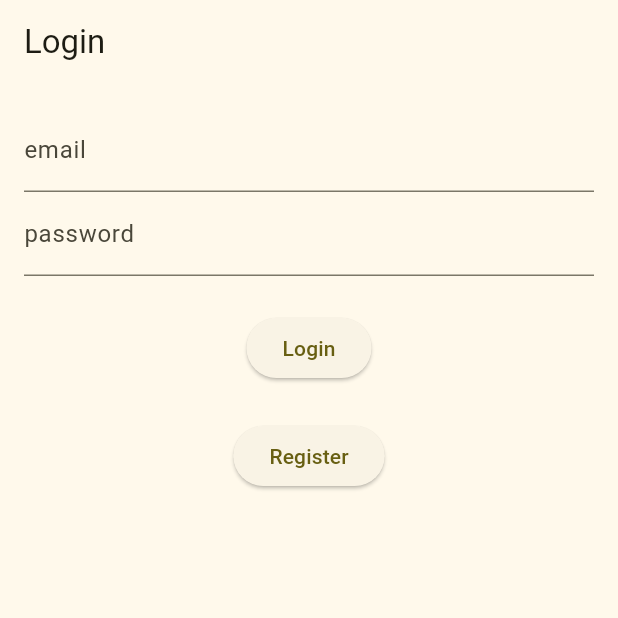
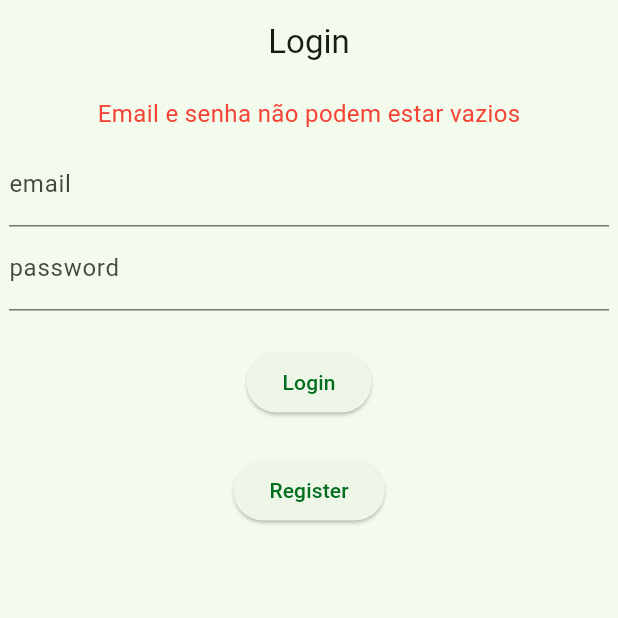
Before and after one commit to Chamonex/PetCare, a Flutter app: the screen it shows after launch, after a tap on "Login", on a phone screen of 412 x 824 dp, the top half of it. Run offline on Flutter 3.47's test engine with Material 3 defaults, Android fonts, the phone set to English and light mode, and no system bars; accounts and stored records are empty.

Commit message:
feat: enhance user registration and login functionality with name field and error handling

```diff
--- a/pet_care/lib/main.dart
+++ b/pet_care/lib/main.dart
@@ -1,9 +1,9 @@
 import 'package:flutter/material.dart';
-import 'package:http/http.dart' as http;
-import 'dart:convert';
-import 'widgets/login_form.dart';
-import 'widgets/register_form.dart';
+import 'package:provider/provider.dart';
 import 'pages/home_page.dart';
+import 'pages/login_page.dart';
+import 'providers/user_provider.dart';
+
 
 void main() {
   runApp(const MyApp());
@@ -15,152 +15,20 @@ class MyApp extends StatelessWidget {
   // This widget is the root of your application.
   @override
   Widget build(BuildContext context) {
-    return MaterialApp(
-      title: 'Pet Care',
-      theme: ThemeData(
-        colorScheme: ColorScheme.fromSeed(seedColor: Colors.yellow),
-      ),
-      routes: {
-        '/home': (context) => const HomePage(),
-      },
-      home: const LoginPage(),
-    );
-  }
-}
-
-class LoginPage extends StatefulWidget {
-  const LoginPage({super.key});
-
-  @override
-  State<LoginPage> createState() {
-    return _LoginPageState();
-  }
-}
-
-class _LoginPageState extends State<LoginPage> {
-  final TextEditingController _emailController = TextEditingController();
-  final TextEditingController _passwordController = TextEditingController();
-  final TextEditingController _confirmPasswordController = TextEditingController();
-
-  bool _showRegisterForm = false;
-
-  @override
-  void initState() {
-    super.initState();
-    _emailController.addListener(() {
-      debugPrint('Current emailss: ${_emailController.text}');
-    });
-    _passwordController.addListener(() {
-      debugPrint('Current passwordss: ${_passwordController.text}');
-    });
-  }
-
-  @override
-  void dispose() {
-    _emailController.dispose();
-    _passwordController.dispose();
-    _confirmPasswordController.dispose();
-    super.dispose();
-  }
-
-  void _changeToRegister() {
-    setState(() {
-      _showRegisterForm = !_showRegisterForm;
-    });
-    _emailController.clear();
-    _passwordController.clear();
-  }
-
-  void _submitRegister() async {
-    final email = _emailController.text;
-    final password = _passwordController.text;
-    final confirmPassword = _confirmPasswordController.text;
-
-    if (password != confirmPassword) {
-      debugPrint('Passwords do not match');
-      return;
-    }
-
-    final response = await http.post(
-      Uri.parse('http://localhost:3000/register'),
-      body: jsonEncode({
-        'email': email,
-        'password': password,
-      }),
-      headers: {'Content-Type': 'application/json'}, // importante para API REST
-    );
-
-    if (response.statusCode == 200) {
-      try {
-        final data = jsonDecode(response.body);
-        debugPrint('Response data: $data');
-      } catch (e) {
-        debugPrint('Erro ao decodificar JSON: $e');
-      }
-    } else {
-      debugPrint('Erro na requisição: ${response.statusCode}');
-      debugPrint('Corpo da resposta: ${response.body}');
-    }
-
-    setState(() {
-      _showRegisterForm = false;
-      _emailController.clear();
-      _passwordController.clear();
-      _confirmPasswordController.clear();
-    });
-  }
-
-  void _submitLogin() async {
-    final email = _emailController.text;
-    final password = _passwordController.text;
-
-    final response = await http.post(
-      Uri.parse('http://localhost:3000/login'),
-      body: jsonEncode({
-        'email': email,
-        'password': password,
-      }),
-      headers: {'Content-Type': 'application/json'}, // importante para API REST
-    );
-
-    if (response.statusCode == 200) {
-      try {
-        final data = jsonDecode(response.body);
-        debugPrint('Response data: $data');
-        Navigator.of(context).pushReplacementNamed('/home');
-      } catch (e) {
-        debugPrint('Erro ao decodificar JSON: $e');
-      }
-    } else {
-      debugPrint('Erro na requisição: ${response.statusCode}');
-      debugPrint('Corpo da resposta: ${response.body}');
-    }
-  }
-
-  @override
-  Widget build(BuildContext context) {
-    return Scaffold(
-      appBar: AppBar(title: Text("Login")),
-      body: Padding(
-        padding: const EdgeInsets.all(16.0),
-        child: Column(
-          children: [
-            if (_showRegisterForm)
-              RegisterForm(
-                emailController: _emailController,
-                passwordController: _passwordController,
-                confirmPasswordController: _confirmPasswordController,
-                onSubmit: _submitRegister,
-              )
-            else
-              LoginForm(
-                emailController: _emailController,
-                passwordController: _passwordController,
-                onSubmit: _submitLogin,
-                changeToRegister: _changeToRegister,
-              ),
-          ],
+    return MultiProvider(
+      providers: [
+        ChangeNotifierProvider(create: (_) => UserProvider()),
+      ],
+      child: MaterialApp(
+        title: 'Pet Care',
+        theme: ThemeData(
+          colorScheme: ColorScheme.fromSeed(seedColor: Colors.green, dynamicSchemeVariant: DynamicSchemeVariant.vibrant),
         ),
+        routes: {
+          '/home': (context) => HomePage(),
+          '/login': (context) => LoginPage()
+        },
+        home: const LoginPage(),
       ),
     );
   }
--- /dev/null
+++ b/pet_care/lib/models/user.dart
@@ -0,0 +1,6 @@
+class User {
+  final String email;
+  final String name;
+
+  User({required this.email, required this.name});
+}
--- /dev/null
+++ b/pet_care/lib/pages/login_page.dart
@@ -0,0 +1,212 @@
+import 'package:flutter/material.dart';
+import 'package:http/http.dart' as http;
+import 'dart:convert';
+import 'package:provider/provider.dart';
+
+import '../widgets/login_form.dart';
+import '../widgets/register_form.dart';
+import '../models/user.dart';
+import '../providers/user_provider.dart';
+
+class LoginPage extends StatefulWidget {
+  const LoginPage({super.key});
+
+  @override
+  State<LoginPage> createState() {
+    return _LoginPageState();
+  }
+}
+
+class _LoginPageState extends State<LoginPage> {
+  final TextEditingController _emailController = TextEditingController();
+  final TextEditingController _passwordController = TextEditingController();
+  final TextEditingController _confirmPasswordController = TextEditingController();
+  final TextEditingController _nameController = TextEditingController();
+  bool _showRegisterForm = false;
+
+  Color errorColor = Colors.red;
+  bool _hasError = false;
+  String _errorMessage = '';
+
+  @override
+  void initState() {
+    super.initState();
+    _emailController.addListener(() {
+      debugPrint('Current email: ${_emailController.text}');
+    });
+    _passwordController.addListener(() {
+      debugPrint('Current passwords: ${_passwordController.text}');
+    });
+    _confirmPasswordController.addListener(() {
+      debugPrint('Current confirm passwords: ${_confirmPasswordController.text}');
+    });
+    _nameController.addListener(() {
+      debugPrint('Current name: ${_nameController.text}');
+    });
+  }
+
+  @override
+  void dispose() {
+    _emailController.dispose();
+    _passwordController.dispose();
+    _confirmPasswordController.dispose();
+    _nameController.dispose();
+    super.dispose();
+  }
+
+  void _changeToRegister() {
+    // efetuei o login e quero mudar para o formulário de registro
+    if (_showRegisterForm) {
+      debugPrint("DEV: Usuário clicou para registrar mas ja estava na página de registro");
+    }
+
+    setState(() {
+      _showRegisterForm = true;
+    });
+    _emailController.clear();
+    _passwordController.clear();
+    _nameController.clear();
+  }
+
+  void makeError(String message) {
+    setState(() {
+      _hasError = true;
+      _errorMessage = message;
+      _emailController.clear();
+      _passwordController.clear();
+      _confirmPasswordController.clear();
+      _nameController.clear();
+    });
+  }
+
+  void _submitRegister() async {
+    final email = _emailController.text;
+    final password = _passwordController.text;
+    final confirmPassword = _confirmPasswordController.text;
+    final name = _nameController.text;
+
+    if (password != confirmPassword) {
+      // As senhas não coincidem
+      makeError('As senhas não coincidem');
+      return;
+    }
+    if (name.isEmpty) {
+      makeError('Nome não pode estar vazio');
+      return;
+    }
+    final response = await http.post(
+      Uri.parse('http://localhost:3000/register'),
+      body: jsonEncode({
+        'email': email,
+        'password': password,
+        'name': name,
+      }),
+      headers: {'Content-Type': 'application/json'}, // importante para API REST
+    );
+
+    if (response.statusCode == 200) {
+      try {
+        final data = jsonDecode(response.body);
+        debugPrint('Usuário registrado com sucesso: $data');
+
+      } catch (e) {
+        debugPrint('Usuário registrado com sucesso, mas erro ao decodificar JSON: $e');
+      }
+    } else {
+      makeError(response.body);
+      return;
+    }
+
+    setState(() {
+      _showRegisterForm = false;
+      _emailController.clear();
+      _passwordController.clear();
+      _confirmPasswordController.clear();
+      _nameController.clear();
+    });
+  }
+
+  void _submitLogin() async {
+    final email = _emailController.text;
+    final password = _passwordController.text;
+
+
+    _emailController.clear();
+    _passwordController.clear();
+    _confirmPasswordController.clear();
+
+    if (email.isEmpty || password.isEmpty) {
+      debugPrint('Email e senha não podem estar vazios');
+      makeError('Email e senha não podem estar vazios');
+      return;
+    }
+
+    final response = await http.post(
+      Uri.parse('http://localhost:3000/login'),
+      body: jsonEncode({
+        'email': email,
+        'password': password,
+      }),
+      headers: {'Content-Type': 'application/json'}, // importante para API REST
+    );
+
+    if (response.statusCode == 200) {
+
+      final data = jsonDecode(response.body);
+      final name = data['name'];
+
+      _hasError = false;
+      _errorMessage = '';
+      debugPrint('Login realizado com sucesso: ${response.body}');
+      Provider.of<UserProvider>(context, listen: false).setUser(User(email: email, name: name));
+      Navigator.of(context).pushReplacementNamed('/home');
+
+    } else {
+      makeError('Erro ao fazer login: ${response.statusCode}\n${response.body}');
+      debugPrint('Erro na requisição: ${response.statusCode}');
+      debugPrint('Corpo da resposta: ${response.body}');
+    }
+  }
+
+  @override
+  Widget build(BuildContext context) {
+    return Scaffold(
+      appBar: AppBar(
+        centerTitle: true,
+        title: Text("Login"),
+      ),
+      body: Center(
+        child: ConstrainedBox(
+          constraints: BoxConstraints(maxWidth: 400),
+          child: Column(
+            children: [
+              if(_hasError)
+                Padding(
+                  padding: const EdgeInsets.all(8.0),
+                  child: Text(
+                    _errorMessage,
+                    style: TextStyle(color: errorColor, fontSize: 16),
+                  ),
+                ),
+              if (_showRegisterForm)
+                RegisterForm(
+                  emailController: _emailController,
+                  passwordController: _passwordController,
+                  confirmPasswordController: _confirmPasswordController,
+                  nameController: _nameController,
+                  onSubmit: _submitRegister,
+                )
+              else
+                LoginForm(
+                  emailController: _emailController,
+                  passwordController: _passwordController,
+                  onSubmit: _submitLogin,
+                  changeToRegister: _changeToRegister,
+                ),
+            ],
+          ),
+        ),
+      ),
+    );
+  }
+}
--- /dev/null
+++ b/pet_care/lib/providers/user_provider.dart
@@ -0,0 +1,18 @@
+import 'package:flutter/material.dart';
+import '../models/user.dart';
+
+class UserProvider extends ChangeNotifier {
+  User? _user;
+
+  User? get user => _user;
+
+  void setUser(User user) {
+    _user = user;
+    notifyListeners();
+  }
+
+  void clearUser() {
+    _user = null;
+    notifyListeners();
+  }
+}
--- a/pet_care/pubspec.yaml
+++ b/pet_care/pubspec.yaml
@@ -35,6 +35,7 @@ dependencies:
   # The following adds the Cupertino Icons font to your application.
   # Use with the CupertinoIcons class for iOS style icons.
   cupertino_icons: ^1.0.8
+  provider: ^6.1.5
 
 dev_dependencies:
   flutter_test:
```
Also changed, not shown: pet_care/lib/pages/home_page.dart (+36 -3 lines), pet_care/lib/widgets/home_button.dart (added, +46 -0 lines), pet_care/lib/widgets/register_form.dart (+9 -0 lines), pet_care/pubspec.lock, 3 other files.
